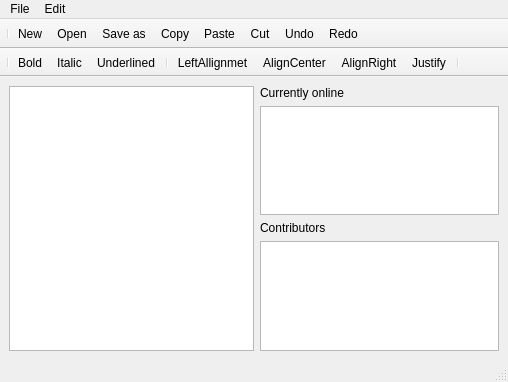
Above: client/editor.ui from PoliDox/PoliDox before the change. Below: the same form after it.
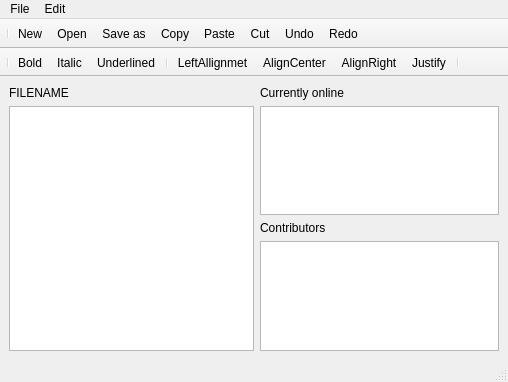
That is the form after the change. Icons and pictures are not drawn.

Diff of the .ui file:
```diff
--- a/client/editor.ui
+++ b/client/editor.ui
@@ -18,6 +18,15 @@
     <item>
      <layout class="QHBoxLayout" name="horizontalLayout_2">
       <item>
+       <layout class="QVBoxLayout" name="verticalLayout_4">
+        <item>
+         <widget class="QLabel" name="label_3">
+          <property name="text">
+           <string>FILENAME</string>
+          </property>
+         </widget>
+        </item>
+        <item>
        <widget class="QTextEdit" name="textEdit">
         <property name="minimumSize">
          <size>
@@ -26,6 +35,8 @@
          </size>
         </property>
        </widget>
+        </item>
+       </layout>
       </item>
       <item>
        <layout class="QVBoxLayout" name="verticalLayout">
```
Lines whose indentation alone changed are shown as unchanged.
